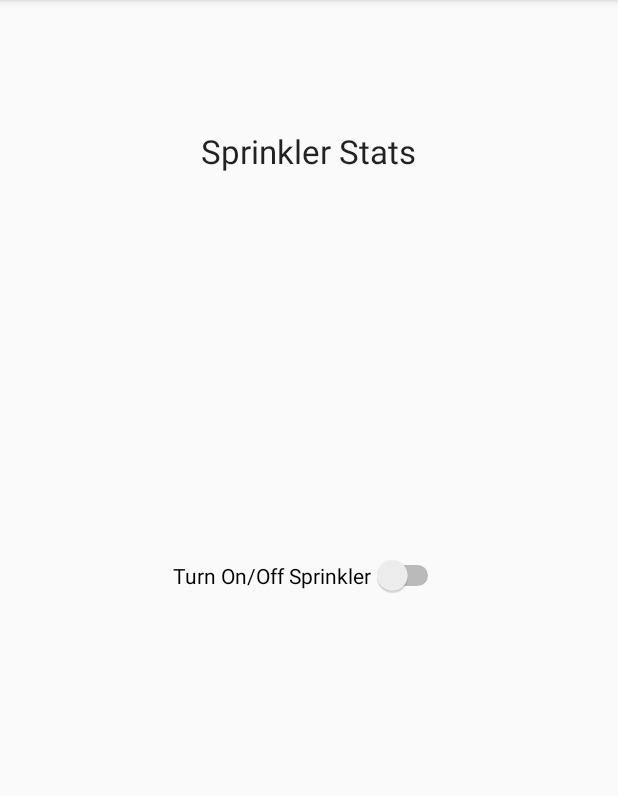
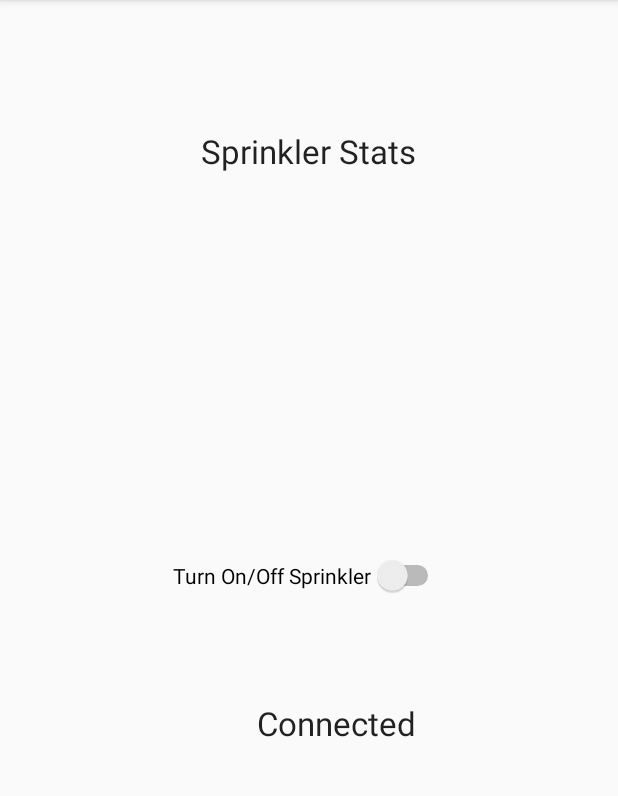
Before and after one commit to cherrycool96/SprinklerSaver, an Android app: the screen it shows after launch (MainActivity), on a phone screen of 412 x 824 dp, the part 84-880 px from its top. Run offline under Robolectric (Android 15) with nearby library versions, the phone set to English and light mode, and no system bars; libraries missing offline, so code that uses them is left out: com.squareup.okhttp; 2 statements that could not run were skipped.

Commit message:
Android App
Added HTTP function, so we can get message

```diff
--- a/SprinklerSaver/app/src/main/java/com/example/michelletjoa/sprinklersaver/HttpActivity.java
+++ b/SprinklerSaver/app/src/main/java/com/example/michelletjoa/sprinklersaver/HttpActivity.java
@@ -2,6 +2,8 @@ package com.example.michelletjoa.sprinklersaver;
 
 import android.os.AsyncTask;
 
+import com.squareup.okhttp.Callback;
+import com.squareup.okhttp.Headers;
 import com.squareup.okhttp.OkHttpClient;
 import com.squareup.okhttp.Request;
 import com.squareup.okhttp.Response;
@@ -12,22 +14,29 @@ import java.io.IOException;
  */
 public class HttpActivity{
 
-    OkHttpClient client = new OkHttpClient();
+    private final OkHttpClient client = new OkHttpClient();
 
-    String run(String url) throws IOException {
+    public void run() throws Exception {
         Request request = new Request.Builder()
-                .url(url)
+                .url("http://publicobject.com/helloworld.txt")
                 .build();
 
-        Response response = client.newCall(request).execute();
-        return response.body().string();
+        client.newCall(request).enqueue(new Callback() {
+            @Override
+            public void onFailure(Request request, IOException e) {
+                e.printStackTrace();
+            }
+
+            @Override public void onResponse(Response response) throws IOException {
+                if (!response.isSuccessful()) throw new IOException("Unexpected code " + response);
+
+                Headers responseHeaders = response.headers();
+                for (int i = 0; i < responseHeaders.size(); i++) {
+                    System.out.println(responseHeaders.name(i) + ": " + responseHeaders.value(i));
+                }
+
+                System.out.println(response.body().string());
+            }
+        });
     }
-
-    public static void main(String[] args) throws IOException {
-        HttpActivity example = new HttpActivity();
-        String response = example.run("https://raw.github.com/square/okhttp/master/README.md");
-        System.out.println(response);
-    }
-
-
 }
--- a/SprinklerSaver/app/src/main/java/com/example/michelletjoa/sprinklersaver/MainActivity.java
+++ b/SprinklerSaver/app/src/main/java/com/example/michelletjoa/sprinklersaver/MainActivity.java
@@ -37,6 +37,18 @@ public class MainActivity extends ActionBarActivity implements CompoundButton.On
         Switch switcher = (Switch) findViewById(R.id.switchOnOff);
         switcher.setOnCheckedChangeListener(this);
         HttpActivity httpActivity = new HttpActivity();
+        TextView txtConnect = new TextView(this);
+        txtConnect = (TextView) findViewById(R.id.txtConnected);
+        try {
+            httpActivity.run();
+            txtConnect.setText("Connected");
+        }
+        catch (IOException e) {
+            txtConnect.setText("Can Not Connect");
+            e.printStackTrace();
+        } catch (Exception e) {
+            e.printStackTrace();
+        }
     }
 
 
--- a/SprinklerSaver/app/src/main/res/layout/activity_main.xml
+++ b/SprinklerSaver/app/src/main/res/layout/activity_main.xml
@@ -27,4 +27,15 @@
         android:layout_centerHorizontal="true"
         android:layout_marginTop="70dp" />
 
+    <TextView
+        android:layout_width="wrap_content"
+        android:layout_height="wrap_content"
+        android:textAppearance="?android:attr/textAppearanceLarge"
+        android:text="Is it Connected?"
+        android:id="@+id/txtConnected"
+        android:layout_below="@+id/switchOnOff"
+        android:layout_alignRight="@+id/txtSprinklerStat"
+        android:layout_alignEnd="@+id/txtSprinklerStat"
+        android:layout_marginTop="70dp" />
+
 </RelativeLayout>
```
